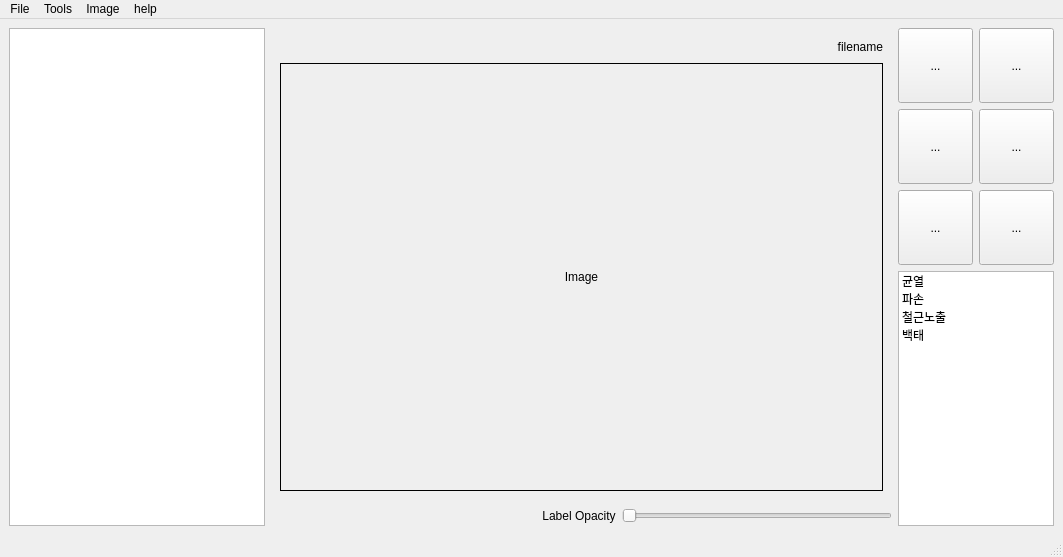
Old version of the form ui_design/mainwind.ui in the repository HYOJAE15/autolabel.
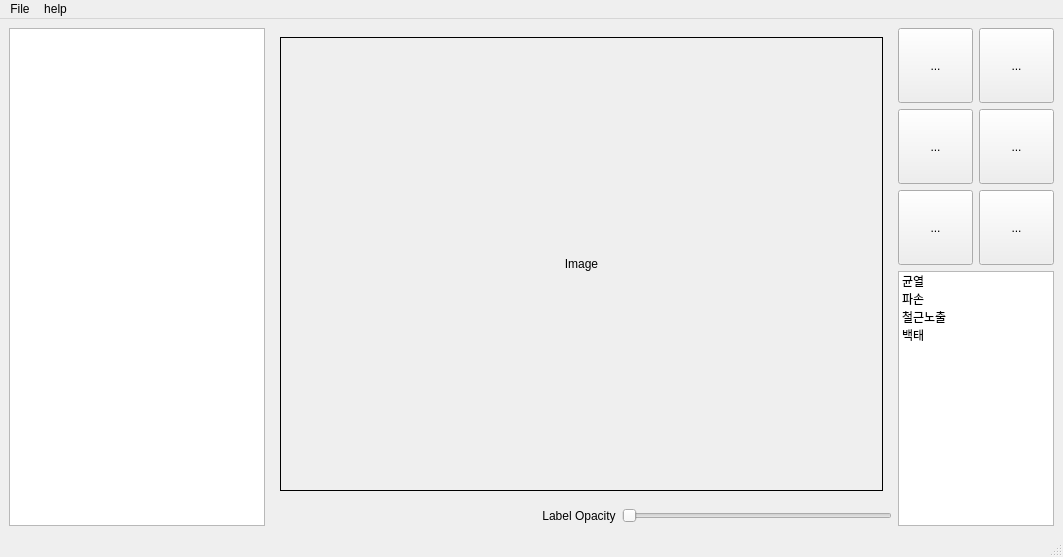
New version of the form. Icons and pictures are not drawn.

Diff of the .ui file:
```diff
--- a/ui_design/mainwind.ui
+++ b/ui_design/mainwind.ui
@@ -321,7 +321,7 @@
            <layout class="QVBoxLayout" name="verticalLayout_2">
             <item>
              <layout class="QGridLayout" name="gridLayout_3">
-              <item row="1" column="0" colspan="2">
+              <item row="0" column="0" colspan="2">
                <widget class="QLabel" name="mainImageViewer">
                 <property name="frameShape">
                  <enum>QFrame::Box</enum>
@@ -334,38 +334,6 @@
                 </property>
                </widget>
               </item>
-              <item row="0" column="0">
-               <spacer name="horizontalSpacer_2">
-                <property name="orientation">
-                 <enum>Qt::Horizontal</enum>
-                </property>
-                <property name="sizeHint" stdset="0">
-                 <size>
-                  <width>40</width>
-                  <height>20</height>
-                 </size>
-                </property>
-               </spacer>
-              </item>
-              <item row="0" column="1">
-               <widget class="QLabel" name="filename">
-                <property name="sizePolicy">
-                 <sizepolicy hsizetype="Expanding" vsizetype="Fixed">
-                  <horstretch>0</horstretch>
-                  <verstretch>0</verstretch>
-                 </sizepolicy>
-                </property>
-                <property name="frameShape">
-                 <enum>QFrame::NoFrame</enum>
-                </property>
-                <property name="text">
-                 <string>filename</string>
-                </property>
-                <property name="alignment">
-                 <set>Qt::AlignRight|Qt::AlignTrailing|Qt::AlignVCenter</set>
-                </property>
-               </widget>
-              </item>
              </layout>
             </item>
            </layout>
@@ -460,26 +428,12 @@
     <addaction name="actionOpenImage"/>
     <addaction name="actionSave"/>
    </widget>
-   <widget class="QMenu" name="menuTools">
-    <property name="title">
-     <string>Tools</string>
-    </property>
-    <addaction name="actionTools"/>
-   </widget>
    <widget class="QMenu" name="menuhelp">
     <property name="title">
      <string>help</string>
     </property>
    </widget>
-   <widget class="QMenu" name="menuImage">
-    <property name="title">
-     <string>Image</string>
-    </property>
-    <addaction name="actionOpen"/>
-   </widget>
    <addaction name="menufile"/>
-   <addaction name="menuTools"/>
-   <addaction name="menuImage"/>
    <addaction name="menuhelp"/>
   </widget>
   <widget class="QStatusBar" name="statusbar"/>
```
Left out of the diff: 6 changed lines with no effect on the pictures.
